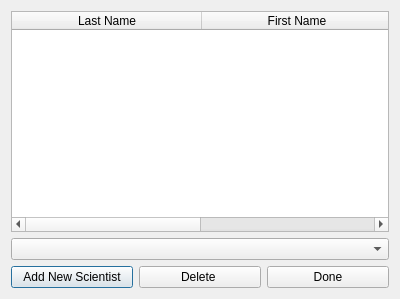
vilhjalmur12/verklegt_1, file verklegt_vika_3/verklegt_GUI/editcomputersrelations.ui: the form before one commit.
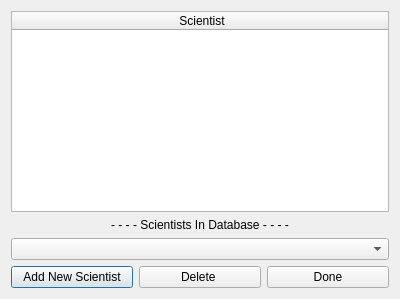
The form after the commit.

Patch:
```diff
--- a/verklegt_vika_3/verklegt_GUI/editcomputersrelations.ui
+++ b/verklegt_vika_3/verklegt_GUI/editcomputersrelations.ui
@@ -17,22 +17,31 @@
    <item>
     <widget class="QTableWidget" name="tableWidget_scientists">
      <attribute name="horizontalHeaderDefaultSectionSize">
-      <number>190</number>
+      <number>380</number>
      </attribute>
      <column>
       <property name="text">
-       <string>Last Name</string>
+       <string>Scientist</string>
       </property>
      </column>
-     <column>
-      <property name="text">
-       <string>First Name</string>
-      </property>
-     </column>
     </widget>
    </item>
    <item>
-    <widget class="QComboBox" name="comboBox_scientists"/>
+    <widget class="QLabel" name="label">
+     <property name="text">
+      <string>&lt;html&gt;&lt;head/&gt;&lt;body&gt;&lt;p align=&quot;center&quot;&gt;- - - -  Scientists In Database - - - -&lt;/p&gt;&lt;/body&gt;&lt;/html&gt;</string>
+     </property>
+    </widget>
+   </item>
+   <item>
+    <widget class="QComboBox" name="dropDown_scientists">
+     <property name="accessibleName">
+      <string/>
+     </property>
+     <property name="currentText">
+      <string/>
+     </property>
+    </widget>
    </item>
    <item>
     <layout class="QHBoxLayout" name="horizontalLayout">
```
Left out of the diff: 2 changed lines with no effect on the pictures.
